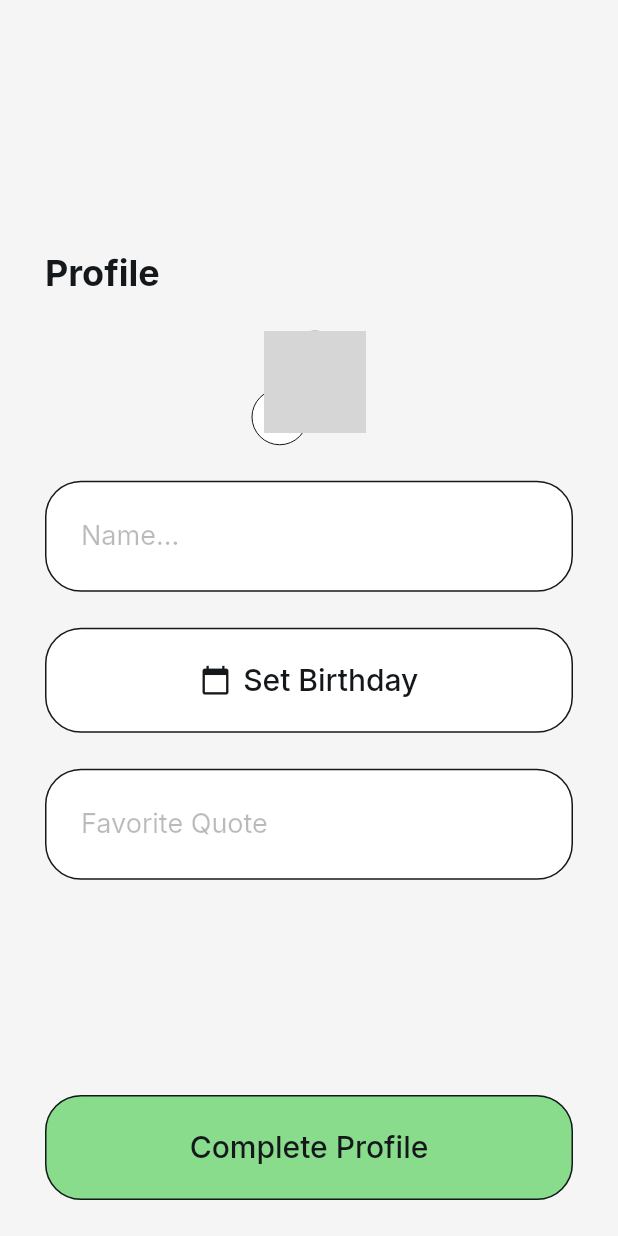
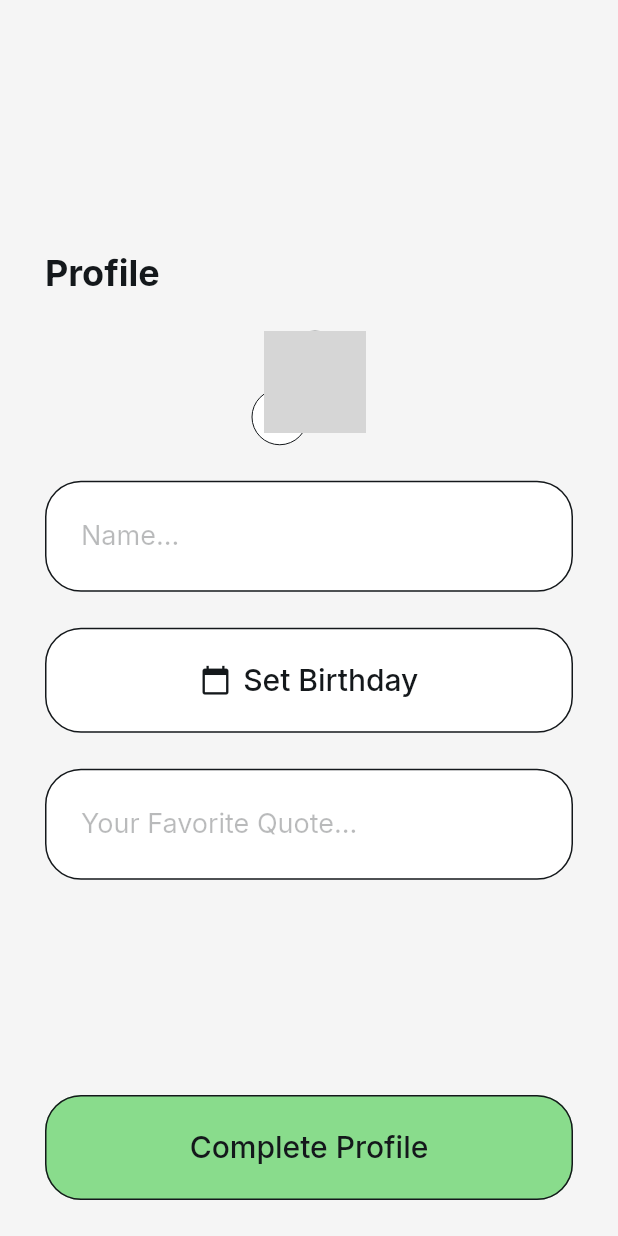
Before and after one commit to DevinCastillo5/TodoApp-FlutterFlow, a Flutter app: the OnboardingWidget screen opened by its route, on a phone screen of 412 x 824 dp. Run offline on Flutter 3.47's test engine with Material 3 defaults, Android fonts, the phone set to English and light mode, and no system bars; drawn by our look-alikes of auto_size_text; our stand-ins replace cloud_firestore, easy_debounce, file_picker, firebase_auth, firebase_core, firebase_storage and 12 more; missing offline and left inert: json_path, mime_type; accounts and stored records are empty; network calls fail; grey boxes are pictures that could not be loaded.

Commit message:
Changed the hint text in the Favorite Quote text Field

```diff
--- a/lib/onboarding/onboarding_widget.dart
+++ b/lib/onboarding/onboarding_widget.dart
@@ -370,7 +370,7 @@ class _OnboardingWidgetState extends State<OnboardingWidget> {
                                   fontFamily: 'Inter',
                                   letterSpacing: 0.0,
                                 ),
-                            hintText: 'Favorite Quote',
+                            hintText: 'Your Favorite Quote...',
                             hintStyle: FlutterFlowTheme.of(context)
                                 .labelLarge
                                 .override(
```
